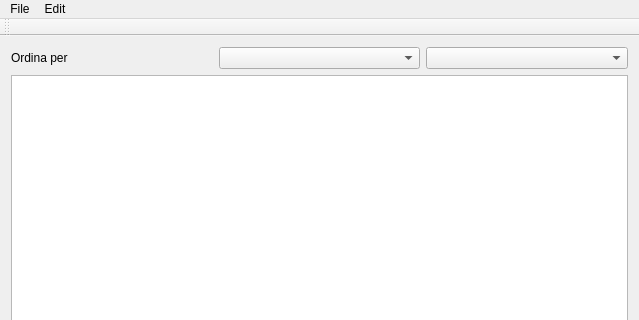
This is gnudo-cpp-ui-qt/main_window.ui in matteoalessiocarrara/GNUDO-cpp-ui-qt as Qt 5 draws it before an edit; both pictures show x 0 to 639 and y 0 to 320 of the 639 by 486 pixel window. The edited form follows.
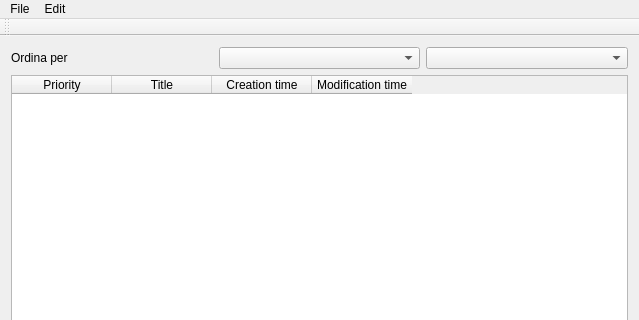
This is the edited form.

Commit message: Fixati pulsanti dell ordinamento

```diff
--- a/gnudo-cpp-ui-qt/main_window.ui
+++ b/gnudo-cpp-ui-qt/main_window.ui
@@ -47,7 +47,7 @@
        <enum>QAbstractItemView::SelectRows</enum>
       </property>
       <attribute name="horizontalHeaderVisible">
-       <bool>false</bool>
+       <bool>true</bool>
       </attribute>
       <attribute name="horizontalHeaderCascadingSectionResizes">
        <bool>true</bool>
```
The commit also changes 1 other file.
